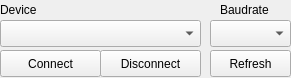
First picture: the form in src/GUI/SettingsWidget/DeviceConfiguration.ui, repository donarturo11/QBrainwaveOSC, before the edit.
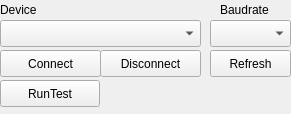
Second picture: the form after the edit.

Diff of the .ui file:
```diff
--- a/src/GUI/SettingsWidget/DeviceConfiguration.ui
+++ b/src/GUI/SettingsWidget/DeviceConfiguration.ui
@@ -7,7 +7,7 @@
     <x>0</x>
     <y>0</y>
     <width>291</width>
-    <height>78</height>
+    <height>114</height>
    </rect>
   </property>
   <property name="windowTitle">
@@ -101,6 +101,19 @@
     <string>Disconnect</string>
    </property>
   </widget>
+  <widget class="QPushButton" name="runtest_btn">
+   <property name="geometry">
+    <rect>
+     <x>0</x>
+     <y>80</y>
+     <width>100</width>
+     <height>27</height>
+    </rect>
+   </property>
+   <property name="text">
+    <string>RunTest</string>
+   </property>
+  </widget>
  </widget>
  <resources/>
  <connections/>
```
Left out of the diff: 2 changed lines with no effect on the pictures.
